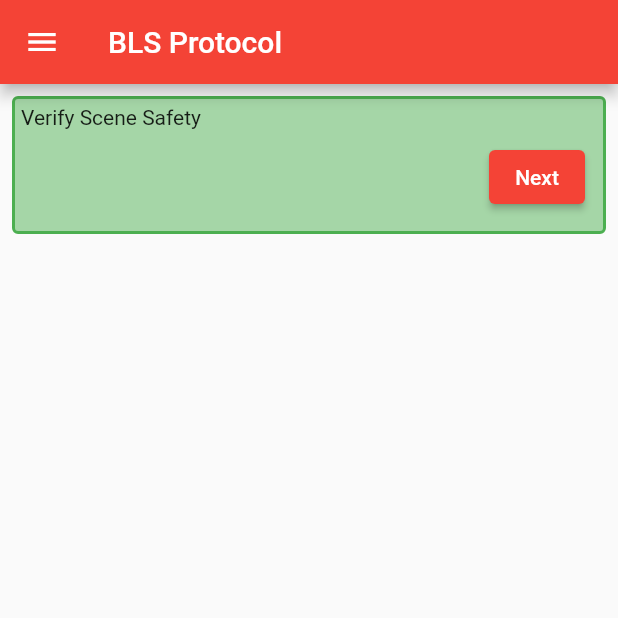
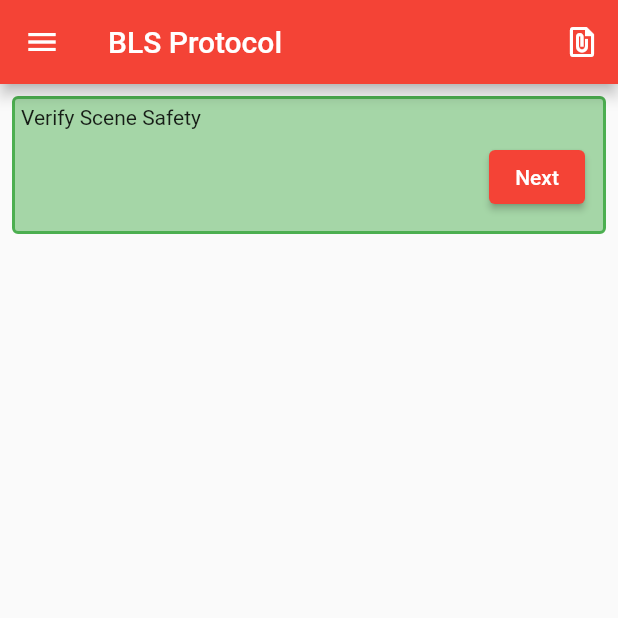
Before and after one commit to ethanharstad/tailboard-app, a Flutter app: the BLSProtocolScreen screen opened directly, on a phone screen of 412 x 824 dp, the top half of it. Run offline on Flutter 3.47's test engine with Material 2 defaults, Android fonts, the phone set to English and light mode, and no system bars; our stand-ins replace firebase_auth, firebase_core, native_pdf_view, shared_preferences; missing offline and left inert: flutterfire_ui; accounts and stored records are empty.

Commit message:
Add document view for protocol screen

```diff
--- a/lib/screens/bls_protocol_screen.dart
+++ b/lib/screens/bls_protocol_screen.dart
@@ -1,4 +1,5 @@
 import 'package:flutter/material.dart';
+import 'package:native_pdf_view/native_pdf_view.dart';
 import 'package:tailboard_app/widgets/app_scaffold.dart';
 import 'package:tailboard_app/widgets/beta_toast.dart';
 
@@ -99,6 +100,13 @@ class _BLSProtocolScreenState extends State<BLSProtocolScreen> {
 
   var history = [];
   int currentNode = -1;
+  bool docView = false;
+
+  final pdfController = PdfController(
+    document: PdfDocument.openAsset(
+      'assets/protocols/AlgorithmBLS_Adult_200624.pdf',
+    ),
+  );
 
   @override
   void initState() {
@@ -176,9 +184,19 @@ class _BLSProtocolScreenState extends State<BLSProtocolScreen> {
   Widget build(BuildContext context) {
     return AppScaffold(
       title: 'BLS Protocol',
+      actions: <Widget>[
+        IconButton(
+          onPressed: () => setState(() {
+            docView = !docView;
+          }),
+          icon: const Icon(Icons.file_present),
+        ),
+      ],
       body: Padding(
         padding: const EdgeInsets.all(8),
-        child: SingleChildScrollView(
+        child: docView
+            ? PdfView(controller: pdfController)
+            : SingleChildScrollView(
                 child: Column(
                   children: <Widget>[
                     for (var e in history) ...[
```
Lines whose indentation alone changed are shown as unchanged.
